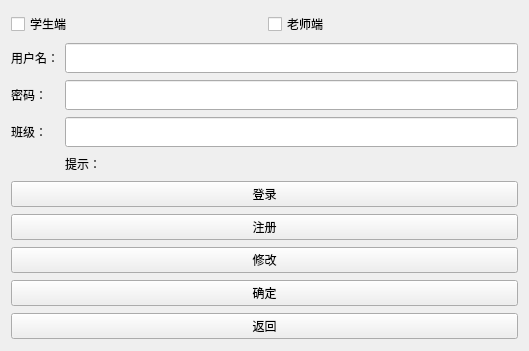
This is Mathlab/MathLabLoginWidget.ui in tsbraw/Mathlab as Qt 5 draws it before an edit. The edited form follows.
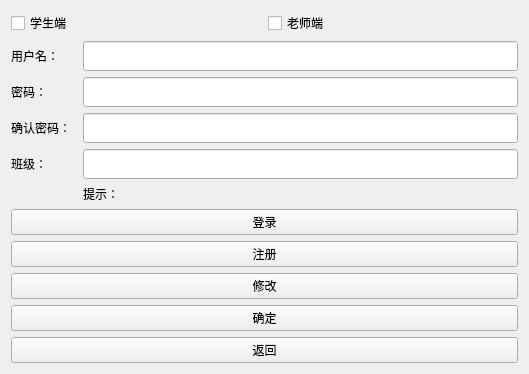
This is the edited form.

Commit message: 修改登录选项

Patch:
```diff
--- a/Mathlab/MathLabLoginWidget.ui
+++ b/Mathlab/MathLabLoginWidget.ui
@@ -14,7 +14,7 @@
    <string>MathLabLoginWidget</string>
   </property>
   <layout class="QGridLayout" name="gridLayout">
-   <item row="3" column="0">
+   <item row="4" column="0">
     <widget class="QLabel" name="label_Class">
      <property name="minimumSize">
       <size>
@@ -27,7 +27,7 @@
      </property>
     </widget>
    </item>
-   <item row="3" column="1">
+   <item row="4" column="2">
     <widget class="QLineEdit" name="lineEdit_Class">
      <property name="minimumSize">
       <size>
@@ -37,35 +37,48 @@
      </property>
     </widget>
    </item>
-   <item row="8" column="0" colspan="2">
-    <widget class="QPushButton" name="pushButton_Yes">
-     <property name="text">
-      <string>确定</string>
-     </property>
-    </widget>
-   </item>
-   <item row="5" column="0" colspan="2">
-    <widget class="QPushButton" name="pushButton_login">
-     <property name="text">
-      <string>登录</string>
-     </property>
-    </widget>
-   </item>
-   <item row="7" column="0" colspan="2">
+   <item row="8" column="0" colspan="3">
     <widget class="QPushButton" name="pushButton_edit">
      <property name="text">
       <string>修改</string>
      </property>
     </widget>
    </item>
-   <item row="6" column="0" colspan="2">
+   <item row="6" column="0" colspan="3">
+    <widget class="QPushButton" name="pushButton_login">
+     <property name="text">
+      <string>登录</string>
+     </property>
+    </widget>
+   </item>
+   <item row="9" column="0" colspan="3">
+    <widget class="QPushButton" name="pushButton_Yes">
+     <property name="text">
+      <string>确定</string>
+     </property>
+    </widget>
+   </item>
+   <item row="7" column="0" colspan="3">
     <widget class="QPushButton" name="pushButton_register">
      <property name="text">
       <string>注册</string>
      </property>
     </widget>
    </item>
-   <item row="0" column="0" colspan="2">
+   <item row="1" column="0">
+    <widget class="QLabel" name="label">
+     <property name="minimumSize">
+      <size>
+       <width>0</width>
+       <height>30</height>
+      </size>
+     </property>
+     <property name="text">
+      <string>用户名：</string>
+     </property>
+    </widget>
+   </item>
+   <item row="0" column="0" colspan="3">
     <layout class="QHBoxLayout" name="horizontalLayout">
      <item>
       <widget class="QCheckBox" name="checkBox_stu">
@@ -83,19 +96,6 @@
      </item>
     </layout>
    </item>
-   <item row="1" column="0">
-    <widget class="QLabel" name="label">
-     <property name="minimumSize">
-      <size>
-       <width>0</width>
-       <height>30</height>
-      </size>
-     </property>
-     <property name="text">
-      <string>用户名：</string>
-     </property>
-    </widget>
-   </item>
    <item row="2" column="0">
     <widget class="QLabel" name="label_2">
      <property name="minimumSize">
@@ -109,17 +109,14 @@
      </property>
     </widget>
    </item>
-   <item row="1" column="1">
-    <widget class="QLineEdit" name="lineEdit_Name">
-     <property name="minimumSize">
-      <size>
-       <width>0</width>
-       <height>30</height>
-      </size>
+   <item row="10" column="0" colspan="3">
+    <widget class="QPushButton" name="pushButton_return">
+     <property name="text">
+      <string>返回</string>
      </property>
     </widget>
    </item>
-   <item row="2" column="1">
+   <item row="2" column="2">
     <widget class="QLineEdit" name="lineEdit_Password">
      <property name="minimumSize">
       <size>
@@ -129,7 +126,17 @@
      </property>
     </widget>
    </item>
-   <item row="4" column="1">
+   <item row="1" column="2">
+    <widget class="QLineEdit" name="lineEdit_Name">
+     <property name="minimumSize">
+      <size>
+       <width>0</width>
+       <height>30</height>
+      </size>
+     </property>
+    </widget>
+   </item>
+   <item row="5" column="2">
     <widget class="QLabel" name="label_note">
      <property name="maximumSize">
       <size>
@@ -142,10 +149,26 @@
      </property>
     </widget>
    </item>
-   <item row="9" column="0" colspan="2">
-    <widget class="QPushButton" name="pushButton_return">
+   <item row="3" column="0">
+    <widget class="QLabel" name="label_pwd">
+     <property name="minimumSize">
+      <size>
+       <width>0</width>
+       <height>30</height>
+      </size>
+     </property>
      <property name="text">
-      <string>返回</string>
+      <string>确认密码：</string>
+     </property>
+    </widget>
+   </item>
+   <item row="3" column="2">
+    <widget class="QLineEdit" name="lineEdit_Repwd">
+     <property name="minimumSize">
+      <size>
+       <width>0</width>
+       <height>30</height>
+      </size>
      </property>
     </widget>
    </item>
```
The commit also changes 6 other files.
